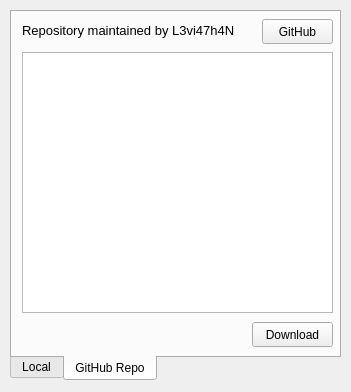
Old version of the form preset.ui in the repository Audio4Linux/Viper4Linux-GUI.
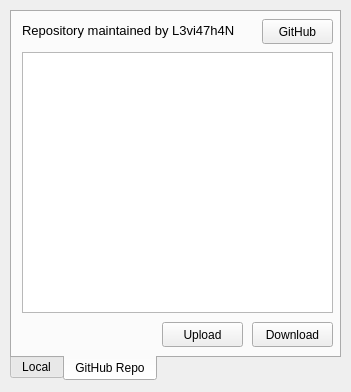
New version of the form. The open tabs and pages were chosen to show the change. Icons and pictures are not drawn.

Commit message: Upload configs and IRS directly to the official repo using GitHub's API

What changed in the file:
```diff
--- a/preset.ui
+++ b/preset.ui
@@ -153,7 +153,7 @@
       <rect>
        <x>10</x>
        <y>310</y>
-       <width>221</width>
+       <width>131</width>
        <height>24</height>
       </rect>
      </property>
@@ -192,6 +192,19 @@
       <string>GitHub</string>
      </property>
     </widget>
+    <widget class="QPushButton" name="upload">
+     <property name="geometry">
+      <rect>
+       <x>150</x>
+       <y>310</y>
+       <width>81</width>
+       <height>25</height>
+      </rect>
+     </property>
+     <property name="text">
+      <string>Upload</string>
+     </property>
+    </widget>
    </widget>
   </widget>
  </widget>
```
The commit also changes 6 other files.
